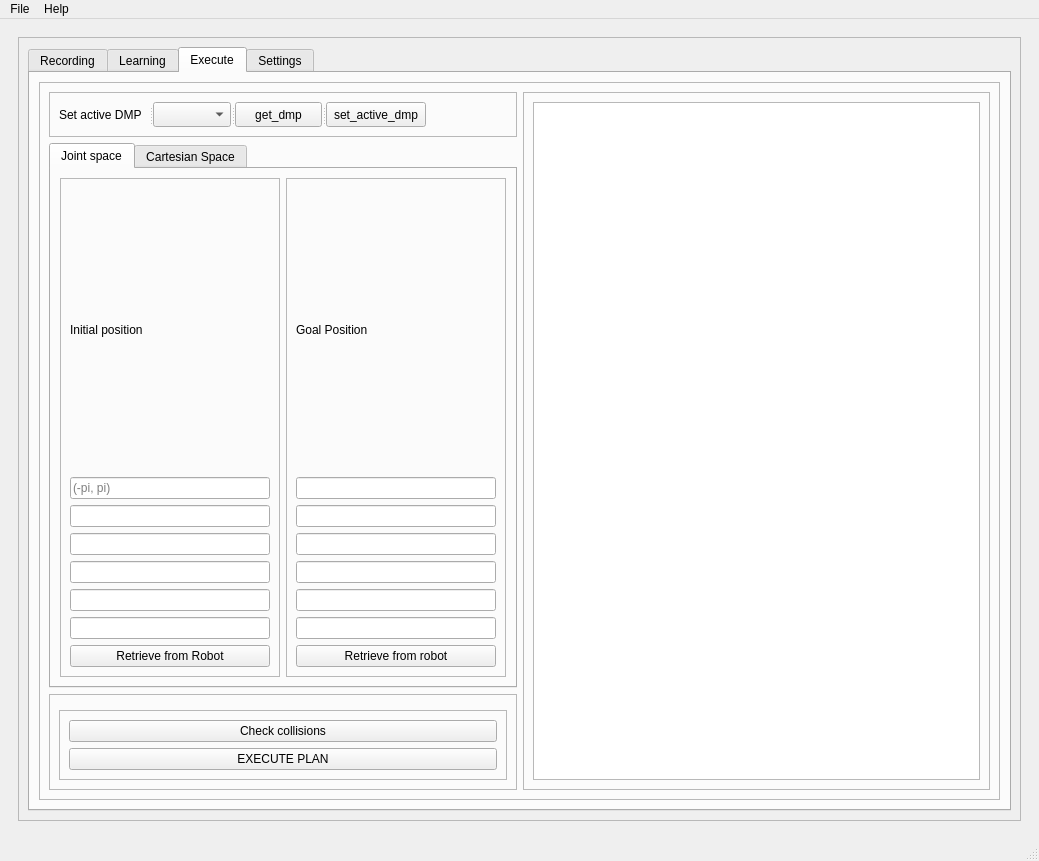
Above: script/ui_dmp.ui from eriksenroy/roy_dmp before the change. Below: the same form after it.
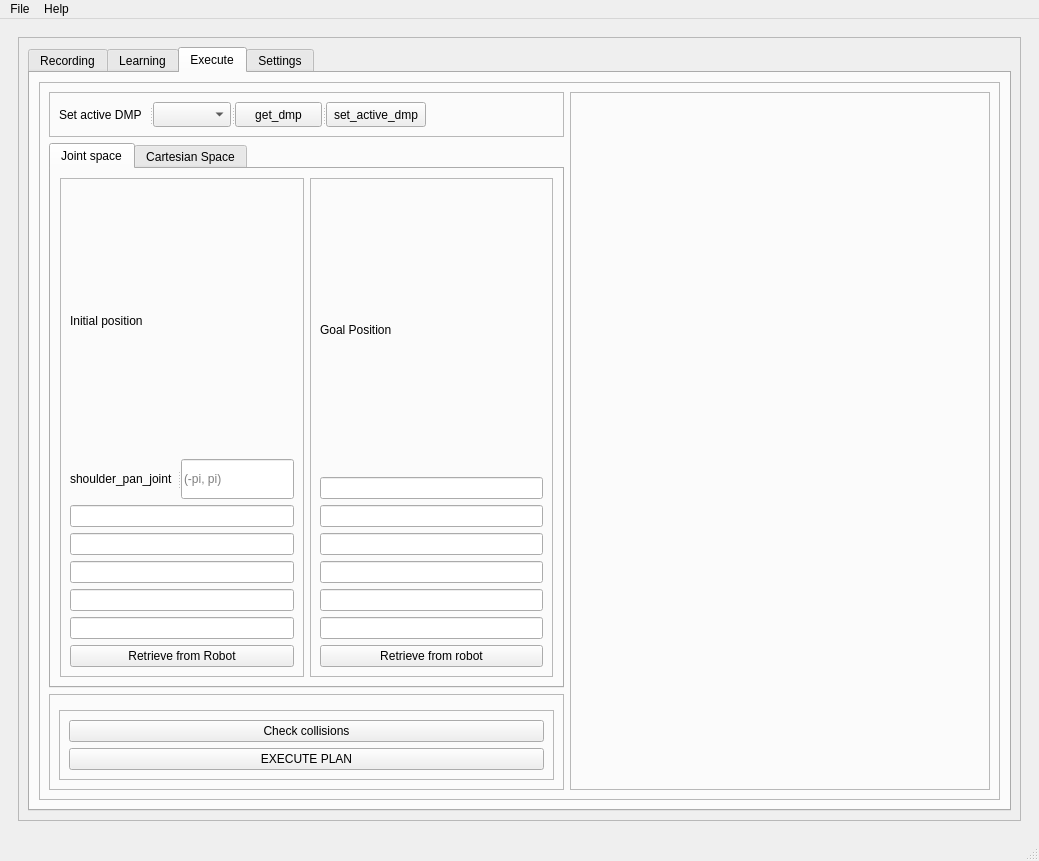
That is the form after the change. The open tabs and pages were chosen to show the change.

The edit to the form file:
```diff
--- a/script/ui_dmp.ui
+++ b/script/ui_dmp.ui
@@ -744,9 +744,12 @@
                      </property>
                      <layout class="QGridLayout" name="gridLayout_6">
                       <item row="0" column="0">
-                       <widget class="QPlainTextEdit" name="plainTextEdit">
-                        <property name="autoFillBackground">
-                         <bool>true</bool>
+                       <widget class="QWidget" name="space_for_rviz" native="true">
+                        <property name="minimumSize">
+                         <size>
+                          <width>400</width>
+                          <height>0</height>
+                         </size>
                         </property>
                        </widget>
                       </item>
@@ -771,43 +774,59 @@
                          <property name="frameShadow">
                           <enum>QFrame::Raised</enum>
                          </property>
-                         <layout class="QGridLayout" name="gridLayout_25">
-                          <item row="1" column="0">
-                           <widget class="QLineEdit" name="set_JointState_init_0_lineEdit">
-                            <property name="placeholderText">
-                             <string>(-pi, pi)</string>
+                         <layout class="QVBoxLayout" name="verticalLayout_7">
+                          <item>
+                           <widget class="QLabel" name="label_25">
+                            <property name="text">
+                             <string>Initial position</string>
                             </property>
                            </widget>
                           </item>
-                          <item row="3" column="0">
-                           <widget class="QLineEdit" name="set_JointState_init_2_lineEdit"/>
+                          <item>
+                           <widget class="QSplitter" name="splitter_11">
+                            <property name="orientation">
+                             <enum>Qt::Horizontal</enum>
+                            </property>
+                            <widget class="QLabel" name="label_6">
+                             <property name="text">
+                              <string>shoulder_pan_joint</string>
+                             </property>
+                            </widget>
+                            <widget class="QLineEdit" name="set_JointState_init_0_lineEdit">
+                             <property name="maximumSize">
+                              <size>
+                               <width>16777215</width>
+                               <height>40</height>
+                              </size>
+                             </property>
+                             <property name="placeholderText">
+                              <string>(-pi, pi)</string>
+                             </property>
+                            </widget>
+                           </widget>
                           </item>
-                          <item row="6" column="0">
-                           <widget class="QLineEdit" name="set_JointState_init_5_lineEdit"/>
-                          </item>
-                          <item row="2" column="0">
+                          <item>
                            <widget class="QLineEdit" name="set_JointState_init_1_lineEdit"/>
                           </item>
-                          <item row="4" column="0">
+                          <item>
+                           <widget class="QLineEdit" name="set_JointState_init_2_lineEdit"/>
+                          </item>
+                          <item>
                            <widget class="QLineEdit" name="set_JointState_init_3_lineEdit"/>
                           </item>
-                          <item row="7" column="0">
+                          <item>
+                           <widget class="QLineEdit" name="set_JointState_init_4_lineEdit"/>
+                          </item>
+                          <item>
+                           <widget class="QLineEdit" name="set_JointState_init_5_lineEdit"/>
+                          </item>
+                          <item>
                            <widget class="QPushButton" name="get_JS_init_robot_pushButton">
                             <property name="text">
                              <string>Retrieve from Robot</string>
                             </property>
                            </widget>
                           </item>
-                          <item row="5" column="0">
-                           <widget class="QLineEdit" name="set_JointState_init_4_lineEdit"/>
-                          </item>
-                          <item row="0" column="0">
-                           <widget class="QLabel" name="label_25">
-                            <property name="text">
-                             <string>Initial position</string>
-                            </property>
-                           </widget>
-                          </item>
                          </layout>
                         </widget>
                        </item>
```
